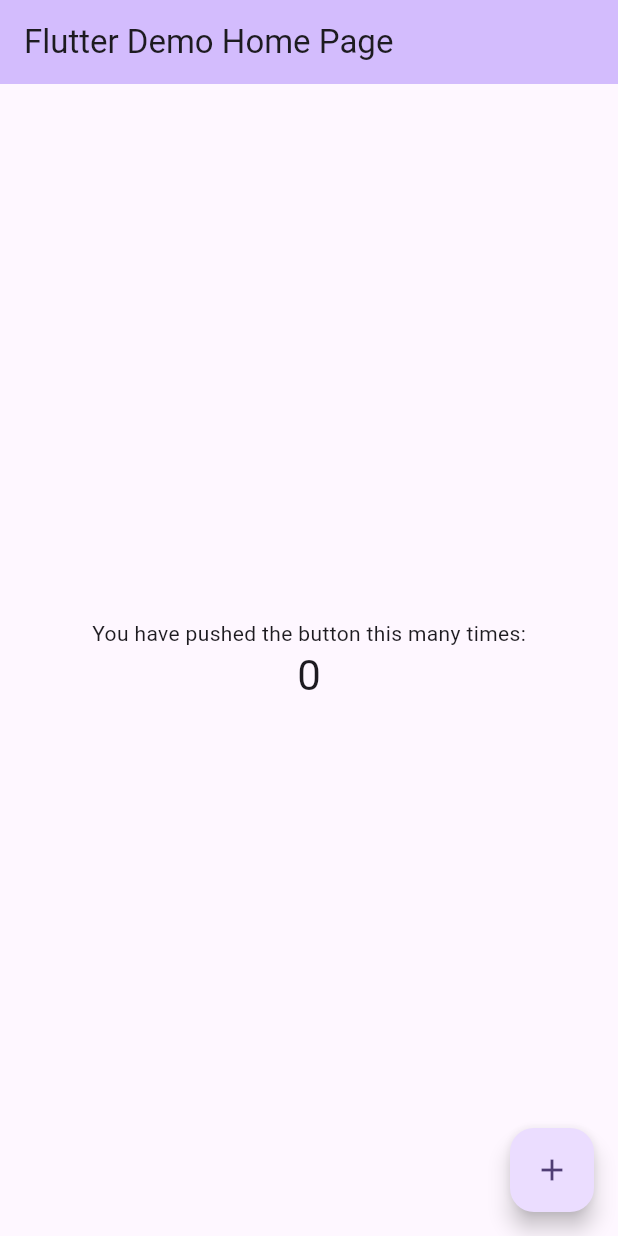
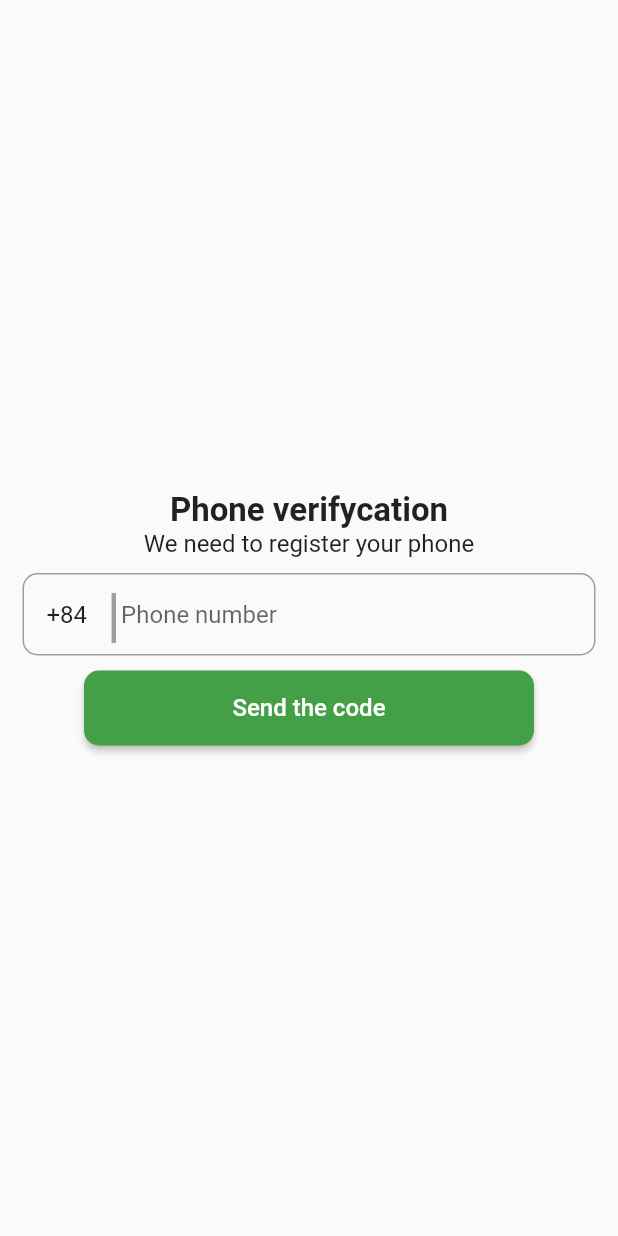
Before and after one commit to hlhoangphucc/Game_OX, a Flutter app: the screen it shows after launch, on a phone screen of 412 x 824 dp. Run offline on Flutter 3.47's test engine with Material 2 defaults, Android fonts, the light colour scheme and no system bars; our stand-ins replace firebase_auth, firebase_core, pinput; accounts and stored records are empty.

Commit message:
final otp verify

```diff
--- a/game_ox/lib/main.dart
+++ b/game_ox/lib/main.dart
@@ -1,125 +1,16 @@
 import 'package:flutter/material.dart';
+import 'package:firebase_core/firebase_core.dart';
+import 'package:game_quiz/home.dart';
+import 'package:game_quiz/phone.dart';
+import 'package:game_quiz/otp.dart';
 
-void main() {
-  runApp(const MyApp());
+
+void main() async{
+  WidgetsFlutterBinding.ensureInitialized();
+  await Firebase.initializeApp();
+  runApp(MaterialApp(
+    debugShowCheckedModeBanner: false,
+    initialRoute: 'phone',
+    routes: {'phone':(context)=> MyPhone(),'otp':(context)=> Myotp(),'home':(context)=>MyHome()},
+  ));
 }
-
-class MyApp extends StatelessWidget {
-  const MyApp({super.key});
-
-  // This widget is the root of your application.
-  @override
-  Widget build(BuildContext context) {
-    return MaterialApp(
-      title: 'Flutter Demo',
-      theme: ThemeData(
-        // This is the theme of your application.
-        //
-        // TRY THIS: Try running your application with "flutter run". You'll see
-        // the application has a blue toolbar. Then, without quitting the app,
-        // try changing the seedColor in the colorScheme below to Colors.green
-        // and then invoke "hot reload" (save your changes or press the "hot
-        // reload" button in a Flutter-supported IDE, or press "r" if you used
-        // the command line to start the app).
-        //
-        // Notice that the counter didn't reset back to zero; the application
-        // state is not lost during the reload. To reset the state, use hot
-        // restart instead.
-        //
-        // This works for code too, not just values: Most code changes can be
-        // tested with just a hot reload.
-        colorScheme: ColorScheme.fromSeed(seedColor: Colors.deepPurple),
-        useMaterial3: true,
-      ),
-      home: const MyHomePage(title: 'Flutter Demo Home Page'),
-    );
-  }
-}
-
-class MyHomePage extends StatefulWidget {
-  const MyHomePage({super.key, required this.title});
-
-  // This widget is the home page of your application. It is stateful, meaning
-  // that it has a State object (defined below) that contains fields that affect
-  // how it looks.
-
-  // This class is the configuration for the state. It holds the values (in this
-  // case the title) provided by the parent (in this case the App widget) and
-  // used by the build method of the State. Fields in a Widget subclass are
-  // always marked "final".
-
-  final String title;
-
-  @override
-  State<MyHomePage> createState() => _MyHomePageState();
-}
-
-class _MyHomePageState extends State<MyHomePage> {
-  int _counter = 0;
-
-  void _incrementCounter() {
-    setState(() {
-      // This call to setState tells the Flutter framework that something has
-      // changed in this State, which causes it to rerun the build method below
-      // so that the display can reflect the updated values. If we changed
-      // _counter without calling setState(), then the build method would not be
-      // called again, and so nothing would appear to happen.
-      _counter++;
-    });
-  }
-
-  @override
-  Widget build(BuildContext context) {
-    // This method is rerun every time setState is called, for instance as done
-    // by the _incrementCounter method above.
-    //
-    // The Flutter framework has been optimized to make rerunning build methods
-    // fast, so that you can just rebuild anything that needs updating rather
-    // than having to individually change instances of widgets.
-    return Scaffold(
-      appBar: AppBar(
-        // TRY THIS: Try changing the color here to a specific color (to
-        // Colors.amber, perhaps?) and trigger a hot reload to see the AppBar
-        // change color while the other colors stay the same.
-        backgroundColor: Theme.of(context).colorScheme.inversePrimary,
-        // Here we take the value from the MyHomePage object that was created by
-        // the App.build method, and use it to set our appbar title.
-        title: Text(widget.title),
-      ),
-      body: Center(
-        // Center is a layout widget. It takes a single child and positions it
-        // in the middle of the parent.
-        child: Column(
-          // Column is also a layout widget. It takes a list of children and
-          // arranges them vertically. By default, it sizes itself to fit its
-          // children horizontally, and tries to be as tall as its parent.
-          //
-          // Column has various properties to control how it sizes itself and
-          // how it positions its children. Here we use mainAxisAlignment to
-          // center the children vertically; the main axis here is the vertical
-          // axis because Columns are vertical (the cross axis would be
-          // horizontal).
-          //
-          // TRY THIS: Invoke "debug painting" (choose the "Toggle Debug Paint"
-          // action in the IDE, or press "p" in the console), to see the
-          // wireframe for each widget.
-          mainAxisAlignment: MainAxisAlignment.center,
-          children: <Widget>[
-            const Text(
-              'You have pushed the button this many times:',
-            ),
-            Text(
-              '$_counter',
-              style: Theme.of(context).textTheme.headlineMedium,
-            ),
-          ],
-        ),
-      ),
-      floatingActionButton: FloatingActionButton(
-        onPressed: _incrementCounter,
-        tooltip: 'Increment',
-        child: const Icon(Icons.add),
-      ), // This trailing comma makes auto-formatting nicer for build methods.
-    );
-  }
-}
--- /dev/null
+++ b/game_ox/lib/phone.dart
@@ -0,0 +1,103 @@
+import 'package:flutter/material.dart';
+import 'package:firebase_auth/firebase_auth.dart';
+
+class MyPhone extends StatefulWidget {
+  static String verify = "";
+  const MyPhone({Key? key}): super(key: key);
+
+  @override
+  State<MyPhone> createState() => _MyPhoneState();
+}
+
+class _MyPhoneState extends State<MyPhone> {
+  TextEditingController Coutry = TextEditingController();
+
+
+  @override
+  void initState() {
+    // TODO: implement initState
+    Coutry.text = "+84";
+    super.initState();
+  }
+  var phone = "";
+  @override
+  Widget build(BuildContext context) {
+    return Scaffold(
+      body: Container(
+        margin: EdgeInsets.only(left: 15,right: 15),
+        alignment: Alignment.center,
+        child: SingleChildScrollView(
+          child: Column(
+            mainAxisAlignment: MainAxisAlignment.center,
+            children: [
+              //Text
+              Text('Phone verifycation',style: TextStyle(fontSize: 22,fontWeight: FontWeight.bold),),
+              Text('We need to register your phone',style: TextStyle(fontSize: 16)),
+              SizedBox(height: 10,),
+              //TextInput
+              Container(
+                height: 55,
+                decoration: BoxDecoration(
+                  border: Border.all(width: 1,color: Colors.grey),
+                  borderRadius: BorderRadius.circular(10)
+                ),
+                child: Row(
+                  children: [
+                    SizedBox(width: 15),
+                    SizedBox(
+                      width: 40,
+                      child: TextField(
+                        controller: Coutry,
+                        decoration: InputDecoration(
+                          border: InputBorder.none
+                        ),
+                      ),
+                    ),
+                    Text('|',style: TextStyle(fontSize: 40,color: Colors.grey),),
+                    Expanded(
+                      child: TextField(
+                        keyboardType: TextInputType.phone,
+                        onChanged: (value) {
+                          phone = value;
+                        },
+                        decoration: InputDecoration(
+                          border: InputBorder.none,
+                          hintText: 'Phone number'
+                        ),
+                      )
+                      )
+                  ],
+                ),
+              ),
+              SizedBox(height: 10,),
+              //Button
+              SizedBox(
+                height: 50,
+                width: 300,
+                child: ElevatedButton(onPressed: ()async {
+                    await FirebaseAuth.instance.verifyPhoneNumber(
+                    phoneNumber: '${Coutry.text + phone}',
+                    verificationCompleted:
+                    (PhoneAuthCredential credential) {},
+                      verificationFailed: (FirebaseAuthException e) {},
+                      codeSent:
+                       (String verificationId, int? resendToken) {
+                                MyPhone.verify = verificationId;
+                                Navigator.pushNamed(context, 'otp');
+                              },
+                      codeAutoRetrievalTimeout:
+                          (String verificationId) {},
+                    );
+                            // Navigator.pushNamed(context, 'otp');
+                },
+                child: Text('Send the code',style: TextStyle(fontSize: 16),),
+                style: ElevatedButton.styleFrom(primary: Colors.green.shade600,shape: RoundedRectangleBorder(borderRadius: BorderRadius.circular(10)))
+                ),
+              )
+            ],
+          ),
+        ),
+      ),
+    );
+  }
+}
--- a/game_ox/pubspec.yaml
+++ b/game_ox/pubspec.yaml
@@ -19,7 +19,7 @@ publish_to: 'none' # Remove this line if you wish to publish to pub.dev
 version: 1.0.0+1
 
 environment:
-  sdk: '>=3.1.2 <4.0.0'
+  sdk: '3.1.0'
 
 # Dependencies specify other packages that your package needs in order to work.
 # To automatically upgrade your package dependencies to the latest versions
@@ -35,6 +35,9 @@ dependencies:
   # The following adds the Cupertino Icons font to your application.
   # Use with the CupertinoIcons class for iOS style icons.
   cupertino_icons: ^1.0.2
+  firebase_core: ^2.16.0
+  pinput: ^3.0.1
+  firebase_auth: ^4.10.0
 
 dev_dependencies:
   flutter_test:
```
Also changed, not shown: game_ox/lib/home.dart (added, +19 -0 lines), game_ox/lib/otp.dart (added, +79 -0 lines), game_ox/pubspec.lock, 105 other files.
